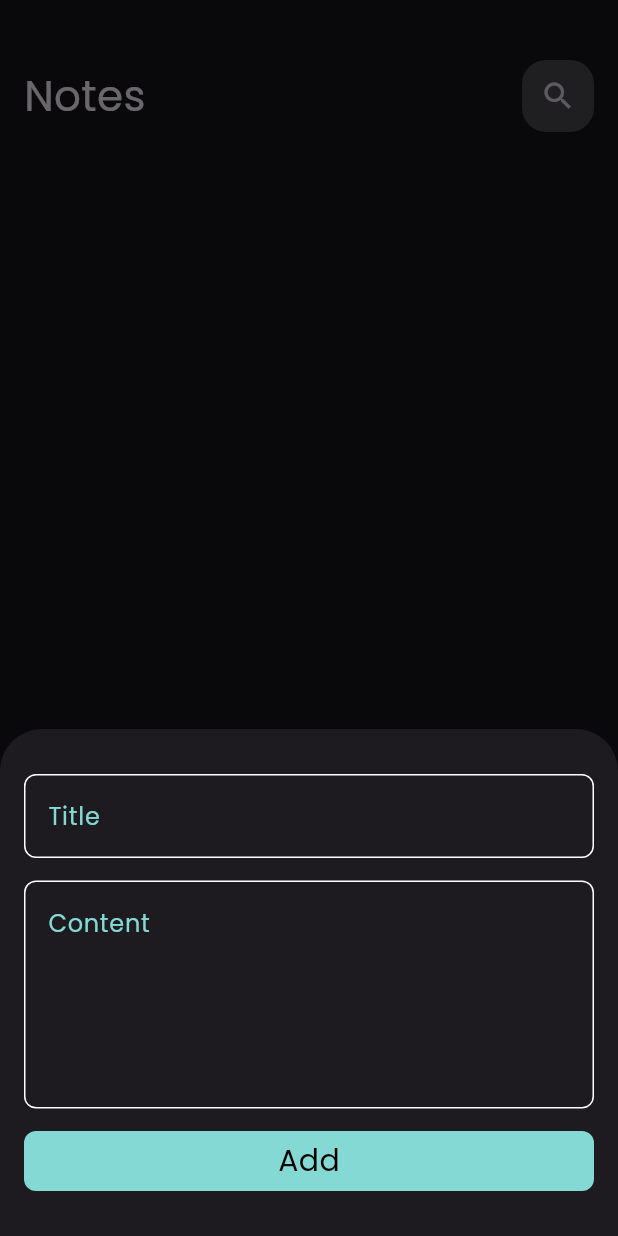
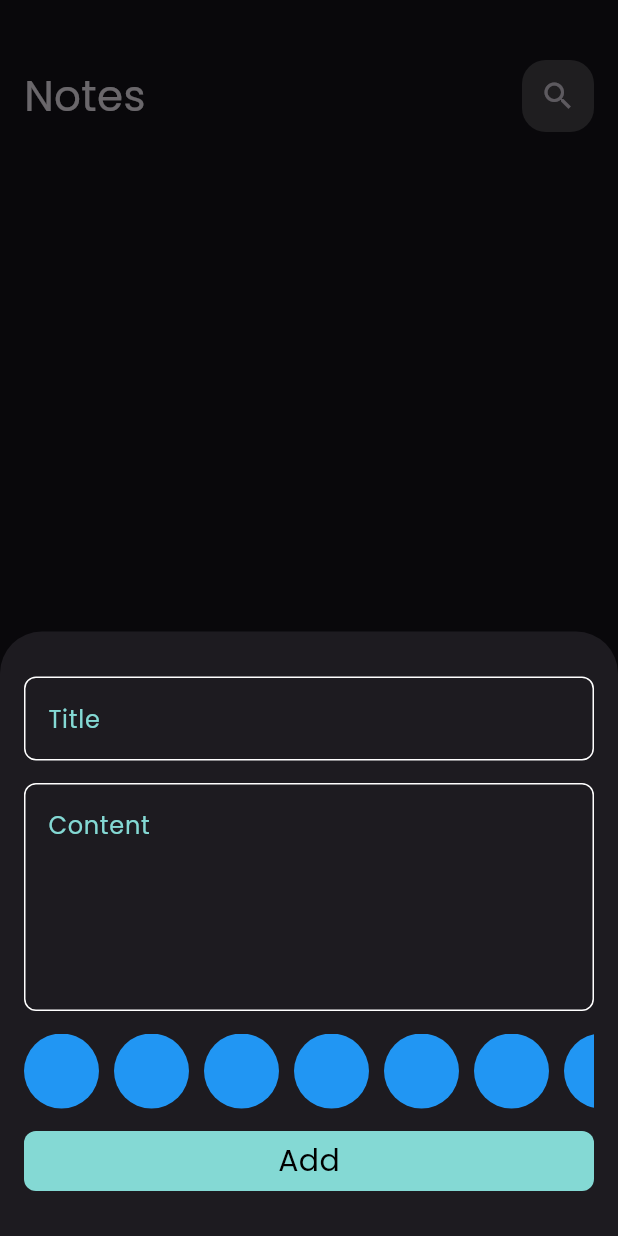
Before and after one commit to MohamedRafat-hub/Notify, a Flutter app: the screen it shows after launch, after a tap on the "add" icon, on a phone screen of 412 x 824 dp. Run offline on Flutter 3.47's test engine with Material 3 defaults, Android fonts, the phone set to English and light mode, and no system bars; our stand-ins replace bloc, flutter_bloc, font_awesome_flutter, hive, hive_flutter; accounts and stored records are empty.

Commit message:
create and display colors list view

```diff
--- a/lib/widgets/add_note_form.dart
+++ b/lib/widgets/add_note_form.dart
@@ -59,6 +59,7 @@ class _AddNoteFormState extends State<AddNoteForm> {
                 subTitle = value;
               },
             ),
+            ColorsListView(),
             BlocBuilder<AddNoteCubit, AddNoteState>(
               builder: (context, state) {
                 return CustomButton(
@@ -90,3 +91,33 @@ class _AddNoteFormState extends State<AddNoteForm> {
     );
   }
 }
+
+
+class ColorItem extends StatelessWidget {
+  const ColorItem({super.key});
+
+  @override
+  Widget build(BuildContext context) {
+    return const CircleAvatar(
+      backgroundColor: Colors.blue,
+      radius: 25,
+    );
+  }
+}
+
+
+class ColorsListView extends StatelessWidget {
+  const ColorsListView({super.key});
+
+  @override
+  Widget build(BuildContext context) {
+    return SizedBox(
+      height: 50,
+      child: ListView.separated(scrollDirection: Axis.horizontal,itemBuilder: (context,index){
+        return const ColorItem();
+      }, separatorBuilder: (context,index){
+        return SizedBox(width: 10,);
+      }, itemCount: 10),
+    );
+  }
+}
```
